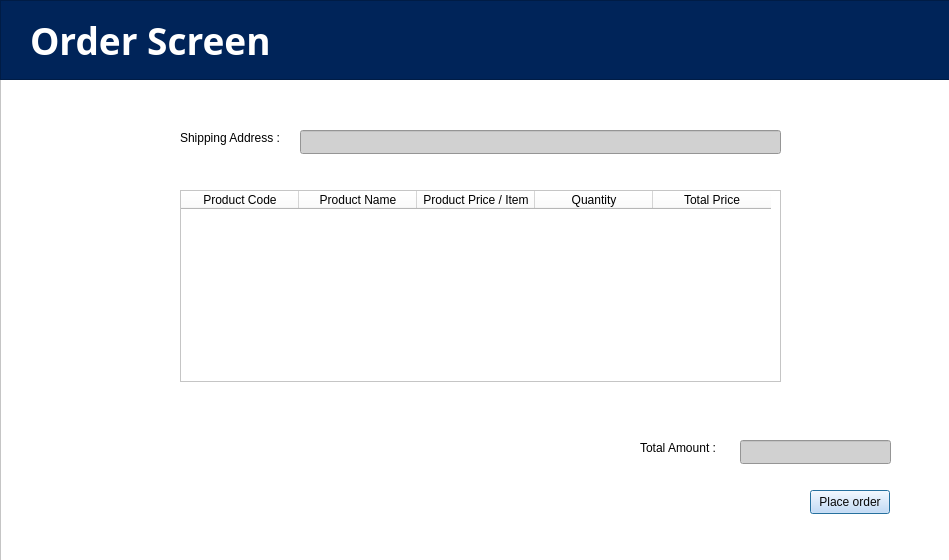
This is OrderScreen.ui in Usman-Rizwan04/Ecommerce-store-cpp as Qt 5 draws it before an edit. The edited form follows.
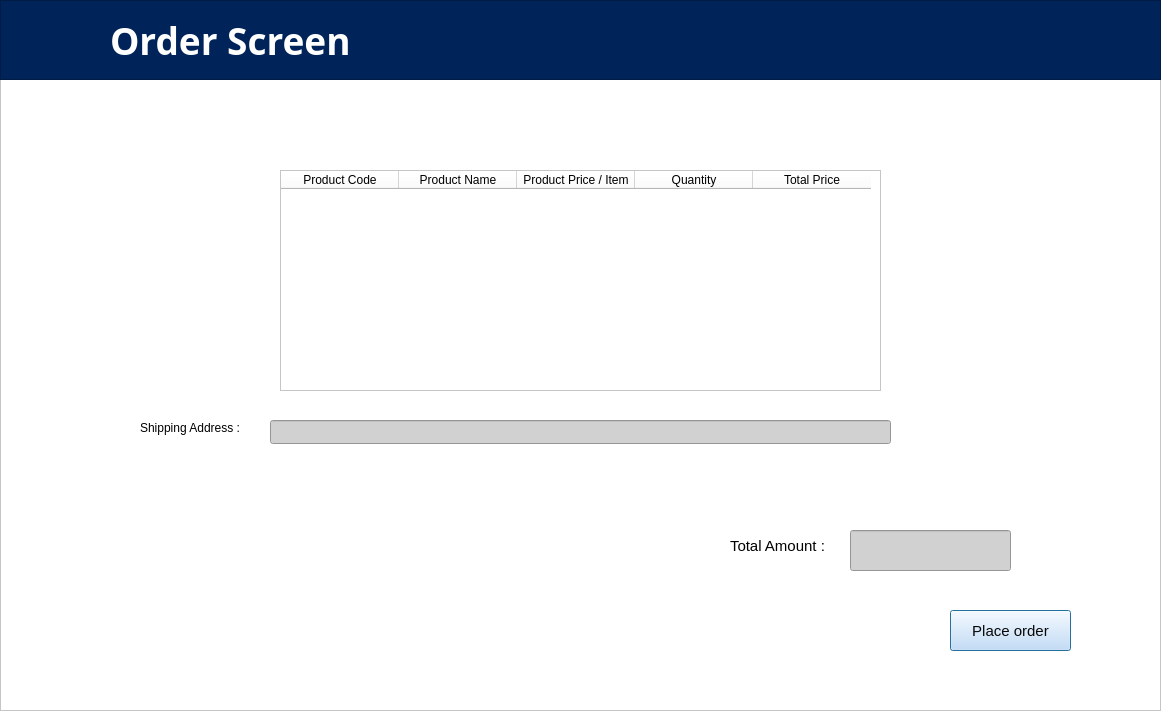
This is the edited form. Icons and pictures are not drawn.

```diff
--- a/OrderScreen.ui
+++ b/OrderScreen.ui
@@ -6,8 +6,8 @@
    <rect>
     <x>0</x>
     <y>0</y>
-    <width>949</width>
-    <height>560</height>
+    <width>1161</width>
+    <height>711</height>
    </rect>
   </property>
   <property name="windowTitle">
@@ -18,8 +18,8 @@
     <rect>
      <x>0</x>
      <y>0</y>
-     <width>951</width>
-     <height>561</height>
+     <width>1161</width>
+     <height>711</height>
     </rect>
    </property>
    <property name="styleSheet">
@@ -34,12 +34,17 @@
    <widget class="QPushButton" name="checkoutButton">
     <property name="geometry">
      <rect>
-      <x>810</x>
-      <y>490</y>
-      <width>80</width>
-      <height>24</height>
+      <x>950</x>
+      <y>610</y>
+      <width>121</width>
+      <height>41</height>
      </rect>
     </property>
+    <property name="font">
+     <font>
+      <pointsize>11</pointsize>
+     </font>
+    </property>
     <property name="styleSheet">
      <string notr="true">color: rgb(8, 8, 8);
 background-color: rgb(200, 223, 255);</string>
@@ -51,10 +56,10 @@
    <widget class="QLineEdit" name="totalAmountInput">
     <property name="geometry">
      <rect>
-      <x>740</x>
-      <y>440</y>
-      <width>151</width>
-      <height>24</height>
+      <x>850</x>
+      <y>530</y>
+      <width>161</width>
+      <height>41</height>
      </rect>
     </property>
     <property name="styleSheet">
@@ -68,12 +73,17 @@
    <widget class="QLabel" name="label_2">
     <property name="geometry">
      <rect>
-      <x>640</x>
-      <y>440</y>
-      <width>91</width>
-      <height>16</height>
+      <x>730</x>
+      <y>530</y>
+      <width>111</width>
+      <height>31</height>
      </rect>
     </property>
+    <property name="font">
+     <font>
+      <pointsize>11</pointsize>
+     </font>
+    </property>
     <property name="styleSheet">
      <string notr="true">color: rgb(0, 0, 0);</string>
     </property>
@@ -84,10 +94,10 @@
    <widget class="QTableWidget" name="orderTable">
     <property name="geometry">
      <rect>
-      <x>180</x>
-      <y>190</y>
+      <x>280</x>
+      <y>170</y>
       <width>601</width>
-      <height>192</height>
+      <height>221</height>
      </rect>
     </property>
     <property name="styleSheet">
@@ -125,9 +135,9 @@
    <widget class="QLineEdit" name="addressInput">
     <property name="geometry">
      <rect>
-      <x>300</x>
-      <y>130</y>
-      <width>481</width>
+      <x>270</x>
+      <y>420</y>
+      <width>621</width>
       <height>24</height>
      </rect>
     </property>
@@ -139,8 +149,8 @@
    <widget class="QLabel" name="label">
     <property name="geometry">
      <rect>
-      <x>180</x>
-      <y>130</y>
+      <x>140</x>
+      <y>420</y>
       <width>111</width>
       <height>16</height>
      </rect>
@@ -157,7 +167,7 @@
      <rect>
       <x>0</x>
       <y>0</y>
-      <width>951</width>
+      <width>1161</width>
       <height>80</height>
      </rect>
     </property>
@@ -173,7 +183,7 @@
     <widget class="QLabel" name="label_3">
      <property name="geometry">
       <rect>
-       <x>30</x>
+       <x>110</x>
        <y>20</y>
        <width>261</width>
        <height>41</height>
@@ -193,6 +203,25 @@
       <string>Order Screen</string>
      </property>
     </widget>
+    <widget class="QLabel" name="label_4">
+     <property name="geometry">
+      <rect>
+       <x>20</x>
+       <y>10</y>
+       <width>71</width>
+       <height>61</height>
+      </rect>
+     </property>
+     <property name="text">
+      <string/>
+     </property>
+     <property name="pixmap">
+      <pixmap>C:/Users/CC/Downloads/pngfind.com-grocery-cart-png-6292805.png</pixmap>
+     </property>
+     <property name="scaledContents">
+      <bool>true</bool>
+     </property>
+    </widget>
    </widget>
   </widget>
  </widget>
```
